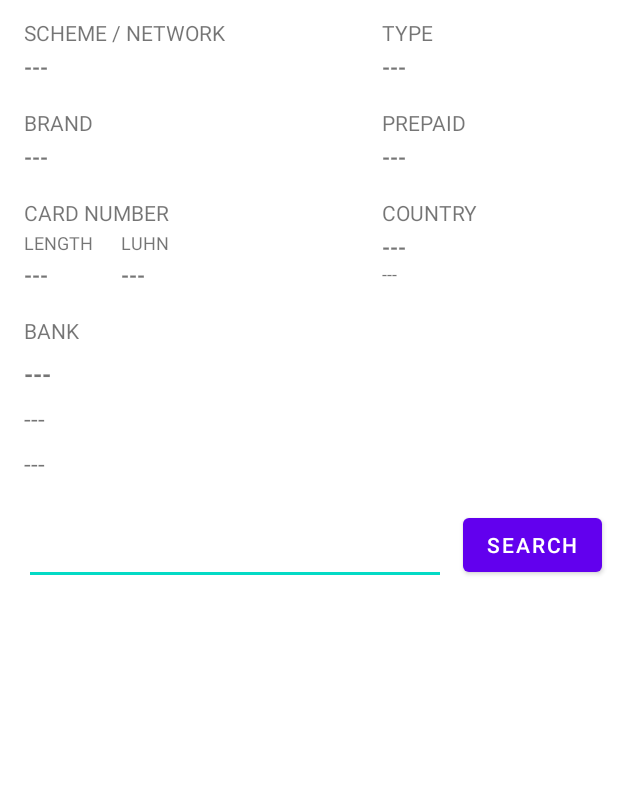
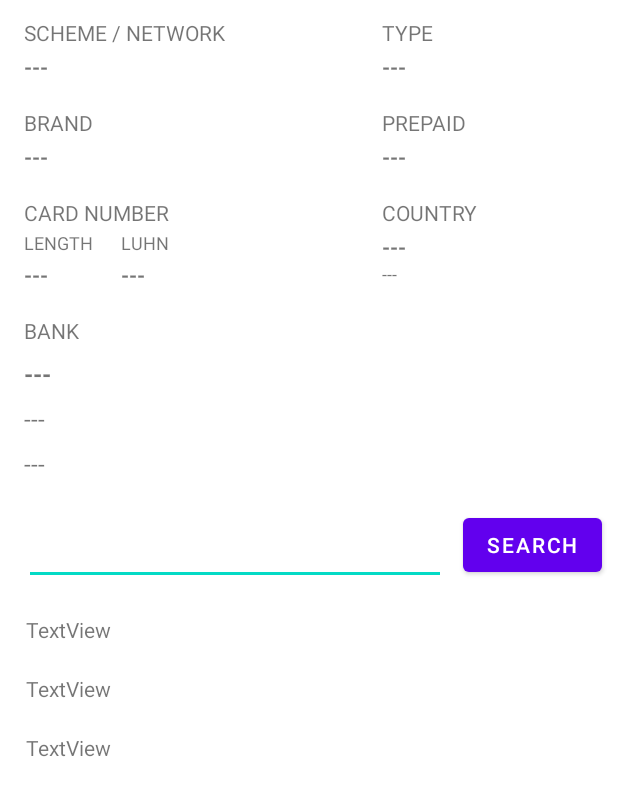
Before and after one commit to Ovsyanka7/binlookup, an Android app: the layout activity_main.xml on its own in the app's theme, with its tools: preview values and no code run, on a phone screen of 412 x 824 dp. Shown: the top 796 px of the screen. Run offline under Robolectric (Android 15) with nearby library versions, the phone set to English and light mode, and no system bars; network calls fail.

Commit message:
Добавление RecyclerView

```diff
--- a/app/build.gradle
+++ b/app/build.gradle
@@ -30,6 +30,10 @@ android {
     kotlinOptions {
         jvmTarget = '1.8'
     }
+
+    dataBinding {
+        enabled true
+    }
 }
 
 dependencies {
--- a/app/src/main/res/layout/activity_main.xml
+++ b/app/src/main/res/layout/activity_main.xml
@@ -235,4 +235,14 @@
         app:layout_constraintStart_toStartOf="@+id/tvBankTitle"
         app:layout_constraintTop_toBottomOf="@+id/tvBankAddress" />
 
+    <androidx.recyclerview.widget.RecyclerView
+        android:id="@+id/rvHistory"
+        android:layout_width="409dp"
+        android:layout_height="341dp"
+        android:layout_marginTop="10dp"
+        app:layout_constraintEnd_toEndOf="parent"
+        app:layout_constraintStart_toStartOf="parent"
+        app:layout_constraintTop_toBottomOf="@+id/DataField"
+        tools:listitem="@layout/recyclerview_history_item" />
+
 </androidx.constraintlayout.widget.ConstraintLayout>
--- /dev/null
+++ b/app/src/main/res/layout/recyclerview_history_item.xml
@@ -0,0 +1,30 @@
+<?xml version="1.0" encoding="utf-8"?>
+<layout xmlns:android="http://schemas.android.com/apk/res/android"
+    xmlns:app="http://schemas.android.com/apk/res-auto"
+    xmlns:tools="http://schemas.android.com/tools">
+
+    <data>
+
+    </data>
+
+    <androidx.constraintlayout.widget.ConstraintLayout
+        android:layout_width="match_parent"
+        android:layout_height="wrap_content"
+        android:paddingBottom="10dp">
+
+        <TextView
+            android:id="@+id/tvItem"
+            android:layout_width="wrap_content"
+            android:layout_height="wrap_content"
+            android:layout_marginStart="16dp"
+            android:layout_marginTop="10dp"
+            android:layout_marginEnd="16dp"
+            android:text="TextView"
+            app:layout_constraintBottom_toBottomOf="parent"
+            app:layout_constraintEnd_toEndOf="parent"
+            app:layout_constraintHorizontal_bias="0.0"
+            app:layout_constraintStart_toStartOf="parent"
+            app:layout_constraintTop_toTopOf="parent"
+            app:layout_constraintVertical_bias="0.0" />
+    </androidx.constraintlayout.widget.ConstraintLayout>
+</layout>
```
Also changed, not shown: app/src/main/java/com/example/binlookup/MainActivity.kt (+25 -6 lines), app/src/main/java/com/example/binlookup/recycleradapters/HistoryRecyclerAdapter.kt (added, +38 -0 lines).
